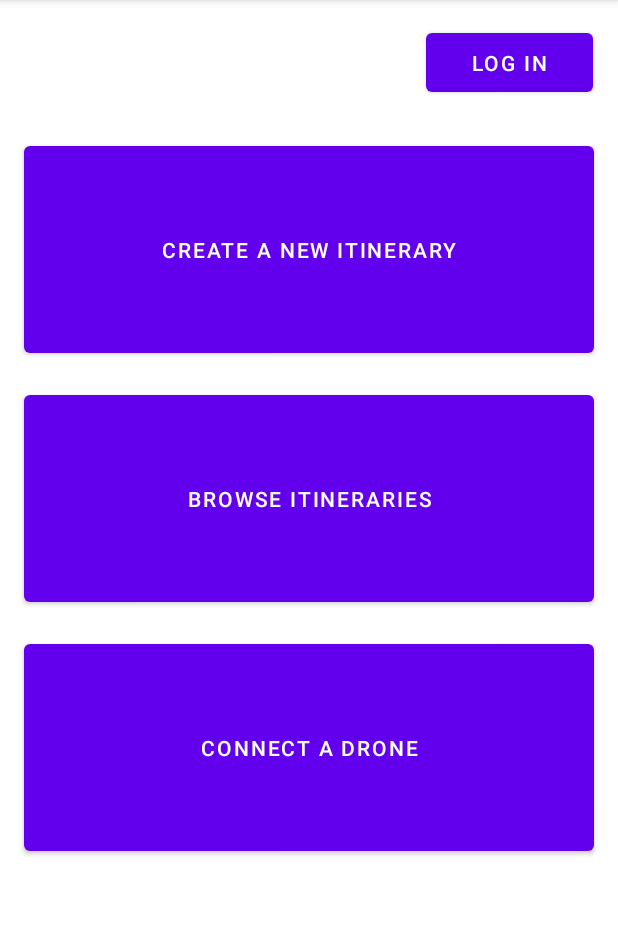
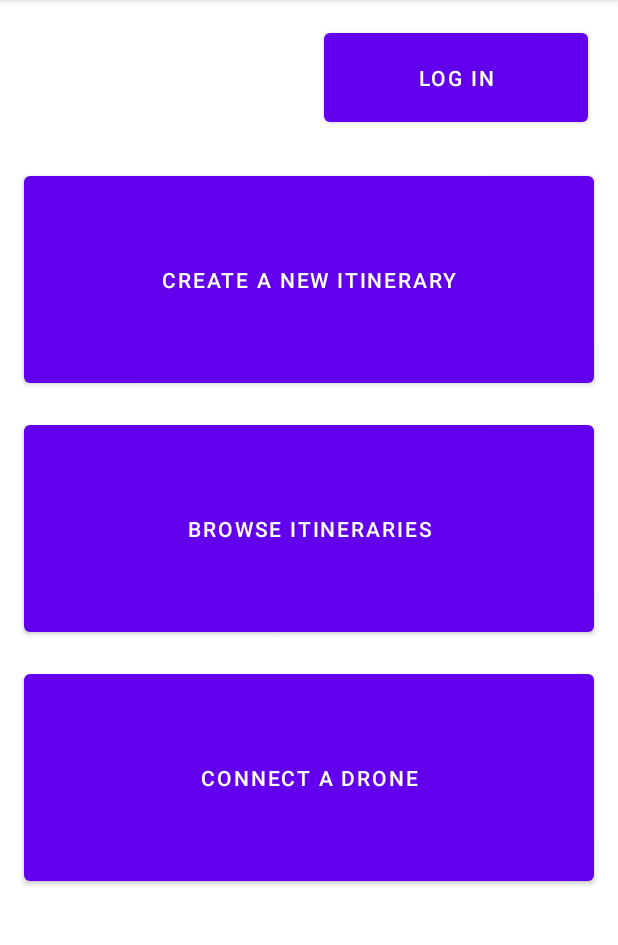
Before and after one commit to Drone3D-Team/Drone3D, an Android app: the screen it shows after launch (MainActivity), on a phone screen of 412 x 824 dp, the part 84-1029 px from its top. Run offline under Robolectric (Android 15) with nearby library versions, the phone set to English and light mode, and no system bars.

Commit message:
Bigger login button to try and correct PerformException

```diff
--- a/app/src/main/res/layout/activity_main_menu.xml
+++ b/app/src/main/res/layout/activity_main_menu.xml
@@ -36,9 +36,9 @@
 
     <Button
         android:id="@+id/log_in_button"
-        android:layout_width="111dp"
-        android:layout_height="51dp"
-        android:layout_marginStart="284dp"
+        android:layout_width="176dp"
+        android:layout_height="71dp"
+        android:layout_marginStart="216dp"
         android:layout_marginTop="16dp"
         android:onClick="goToLogin"
         android:text="Log in"
```
